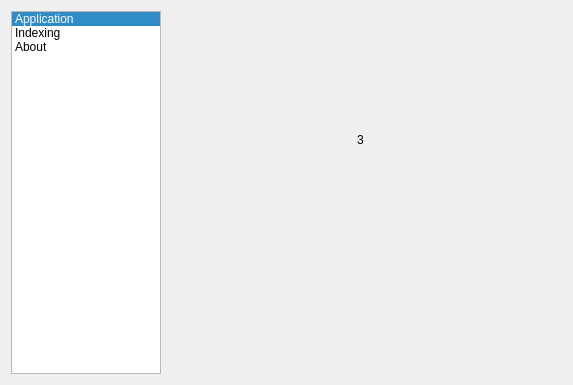
Above: sources/gui/SettingsWindow.ui from destan/searcheverything before the change. Below: the same form after it.
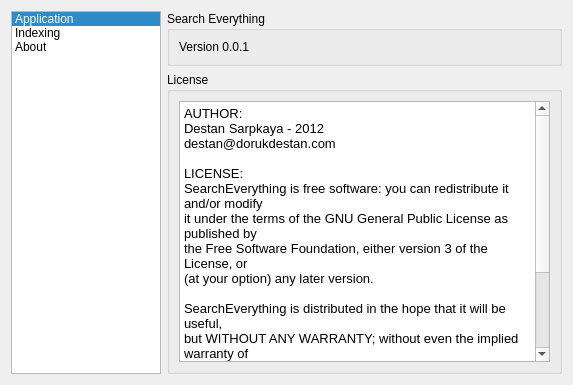
That is the form after the change. The open tabs and pages were chosen to show the change. Icons and pictures are not drawn.

What changed in the file:
```diff
--- a/sources/gui/SettingsWindow.ui
+++ b/sources/gui/SettingsWindow.ui
@@ -116,20 +116,70 @@
        </property>
       </widget>
      </widget>
-     <widget class="QWidget" name="page">
-      <widget class="QLabel" name="label_3">
-       <property name="geometry">
-        <rect>
-         <x>190</x>
-         <y>120</y>
-         <width>66</width>
-         <height>17</height>
-        </rect>
+     <widget class="QWidget" name="pageAbout">
+      <layout class="QVBoxLayout" name="verticalLayout_3">
+       <property name="margin">
+        <number>0</number>
        </property>
-       <property name="text">
-        <string>3</string>
-       </property>
-      </widget>
+       <item>
+        <widget class="QGroupBox" name="groupBox">
+         <property name="title">
+          <string>Search Everything</string>
+         </property>
+         <layout class="QVBoxLayout" name="verticalLayout_2">
+          <item>
+           <widget class="QLabel" name="label_4">
+            <property name="text">
+             <string>Version 0.0.1</string>
+            </property>
+            <property name="alignment">
+             <set>Qt::AlignLeading|Qt::AlignLeft|Qt::AlignTop</set>
+            </property>
+           </widget>
+          </item>
+         </layout>
+        </widget>
+       </item>
+       <item>
+        <widget class="QGroupBox" name="groupBox_2">
+         <property name="title">
+          <string>License</string>
+         </property>
+         <layout class="QVBoxLayout" name="verticalLayout">
+          <item>
+           <widget class="QTextEdit" name="textEdit">
+            <property name="readOnly">
+             <bool>true</bool>
+            </property>
+            <property name="html">
+             <string>&lt;!DOCTYPE HTML PUBLIC &quot;-//W3C//DTD HTML 4.0//EN&quot; &quot;http://www.w3.org/TR/REC-html40/strict.dtd&quot;&gt;
+&lt;html&gt;&lt;head&gt;&lt;meta name=&quot;qrichtext&quot; content=&quot;1&quot; /&gt;&lt;style type=&quot;text/css&quot;&gt;
+p, li { white-space: pre-wrap; }
+&lt;/style&gt;&lt;/head&gt;&lt;body style=&quot; font-family:'Ubuntu'; font-size:11pt; font-weight:400; font-style:normal;&quot;&gt;
+&lt;p style=&quot; margin-top:0px; margin-bottom:0px; margin-left:0px; margin-right:0px; -qt-block-indent:0; text-indent:0px;&quot;&gt;&lt;span style=&quot; font-size:10pt;&quot;&gt;AUTHOR:&lt;/span&gt;&lt;/p&gt;
+&lt;p style=&quot; margin-top:0px; margin-bottom:0px; margin-left:0px; margin-right:0px; -qt-block-indent:0; text-indent:0px;&quot;&gt;&lt;span style=&quot; font-size:10pt;&quot;&gt;Destan Sarpkaya - 2012&lt;/span&gt;&lt;/p&gt;
+&lt;p style=&quot; margin-top:0px; margin-bottom:0px; margin-left:0px; margin-right:0px; -qt-block-indent:0; text-indent:0px;&quot;&gt;&lt;span style=&quot; font-size:10pt;&quot;&gt;destan@dorukdestan.com&lt;/span&gt;&lt;/p&gt;
+&lt;p style=&quot;-qt-paragraph-type:empty; margin-top:0px; margin-bottom:0px; margin-left:0px; margin-right:0px; -qt-block-indent:0; text-indent:0px; font-size:10pt;&quot;&gt;&lt;br /&gt;&lt;/p&gt;
+&lt;p style=&quot; margin-top:0px; margin-bottom:0px; margin-left:0px; margin-right:0px; -qt-block-indent:0; text-indent:0px;&quot;&gt;&lt;span style=&quot; font-size:10pt;&quot;&gt;LICENSE:&lt;/span&gt;&lt;/p&gt;
+&lt;p style=&quot; margin-top:0px; margin-bottom:0px; margin-left:0px; margin-right:0px; -qt-block-indent:0; text-indent:0px;&quot;&gt;&lt;span style=&quot; font-size:10pt;&quot;&gt;SearchEverything is free software: you can redistribute it and/or modify&lt;/span&gt;&lt;/p&gt;
+&lt;p style=&quot; margin-top:0px; margin-bottom:0px; margin-left:0px; margin-right:0px; -qt-block-indent:0; text-indent:0px;&quot;&gt;&lt;span style=&quot; font-size:10pt;&quot;&gt;it under the terms of the GNU General Public License as published by&lt;/span&gt;&lt;/p&gt;
+&lt;p style=&quot; margin-top:0px; margin-bottom:0px; margin-left:0px; margin-right:0px; -qt-block-indent:0; text-indent:0px;&quot;&gt;&lt;span style=&quot; font-size:10pt;&quot;&gt;the Free Software Foundation, either version 3 of the License, or&lt;/span&gt;&lt;/p&gt;
+&lt;p style=&quot; margin-top:0px; margin-bottom:0px; margin-left:0px; margin-right:0px; -qt-block-indent:0; text-indent:0px;&quot;&gt;&lt;span style=&quot; font-size:10pt;&quot;&gt;(at your option) any later version.&lt;/span&gt;&lt;/p&gt;
+&lt;p style=&quot;-qt-paragraph-type:empty; margin-top:0px; margin-bottom:0px; margin-left:0px; margin-right:0px; -qt-block-indent:0; text-indent:0px; font-size:10pt;&quot;&gt;&lt;br /&gt;&lt;/p&gt;
+&lt;p style=&quot; margin-top:0px; margin-bottom:0px; margin-left:0px; margin-right:0px; -qt-block-indent:0; text-indent:0px;&quot;&gt;&lt;span style=&quot; font-size:10pt;&quot;&gt;SearchEverything is distributed in the hope that it will be useful,&lt;/span&gt;&lt;/p&gt;
+&lt;p style=&quot; margin-top:0px; margin-bottom:0px; margin-left:0px; margin-right:0px; -qt-block-indent:0; text-indent:0px;&quot;&gt;&lt;span style=&quot; font-size:10pt;&quot;&gt;but WITHOUT ANY WARRANTY; without even the implied warranty of&lt;/span&gt;&lt;/p&gt;
+&lt;p style=&quot; margin-top:0px; margin-bottom:0px; margin-left:0px; margin-right:0px; -qt-block-indent:0; text-indent:0px;&quot;&gt;&lt;span style=&quot; font-size:10pt;&quot;&gt;MERCHANTABILITY or FITNESS FOR A PARTICULAR PURPOSE.  See the&lt;/span&gt;&lt;/p&gt;
+&lt;p style=&quot; margin-top:0px; margin-bottom:0px; margin-left:0px; margin-right:0px; -qt-block-indent:0; text-indent:0px;&quot;&gt;&lt;span style=&quot; font-size:10pt;&quot;&gt;GNU General Public License for more details.&lt;/span&gt;&lt;/p&gt;
+&lt;p style=&quot;-qt-paragraph-type:empty; margin-top:0px; margin-bottom:0px; margin-left:0px; margin-right:0px; -qt-block-indent:0; text-indent:0px; font-size:10pt;&quot;&gt;&lt;br /&gt;&lt;/p&gt;
+&lt;p style=&quot; margin-top:0px; margin-bottom:0px; margin-left:0px; margin-right:0px; -qt-block-indent:0; text-indent:0px;&quot;&gt;&lt;span style=&quot; font-size:10pt;&quot;&gt;You should have received a copy of the GNU General Public License&lt;/span&gt;&lt;/p&gt;
+&lt;p style=&quot; margin-top:0px; margin-bottom:0px; margin-left:0px; margin-right:0px; -qt-block-indent:0; text-indent:0px;&quot;&gt;&lt;span style=&quot; font-size:10pt;&quot;&gt;along with SearchEverything.  If not, see &amp;lt;http://www.gnu.org/licenses/&amp;gt;.&lt;/span&gt;&lt;/p&gt;&lt;/body&gt;&lt;/html&gt;</string>
+            </property>
+           </widget>
+          </item>
+         </layout>
+        </widget>
+       </item>
+      </layout>
      </widget>
     </widget>
    </item>
```
Left out of the diff: 50 changed lines with no effect on the pictures.
